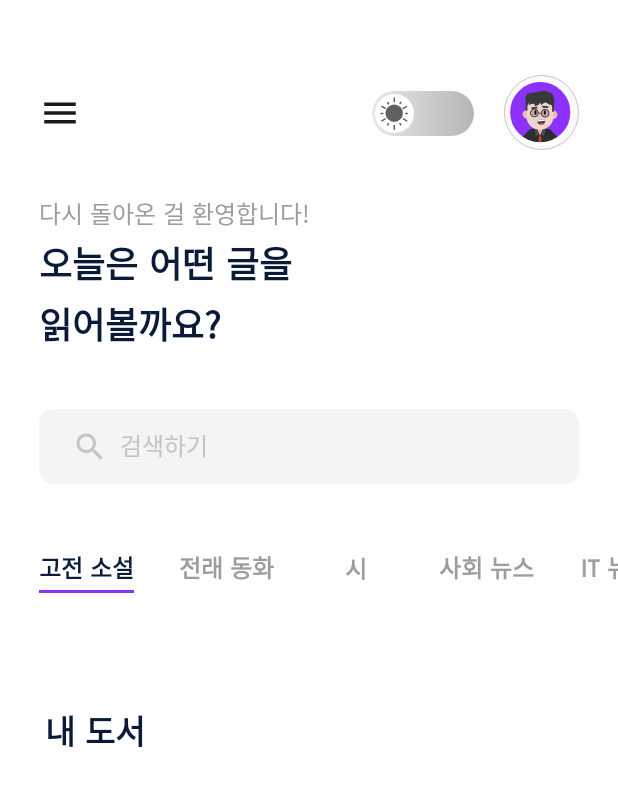
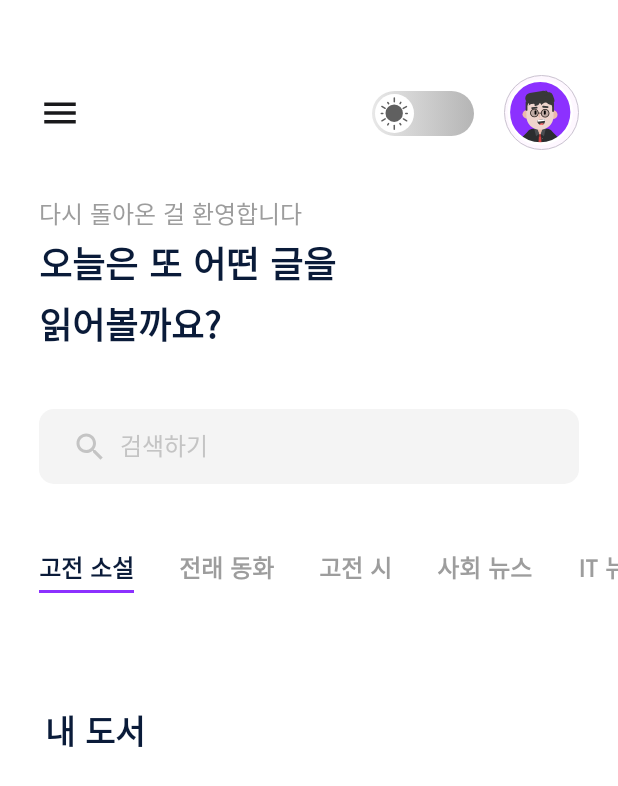
Before and after one commit to JangWoojun/Knowledge_Query, an Android app: the layout fragment_home.xml on its own in the app's theme, with its tools: preview values and no code run, on a phone screen of 412 x 824 dp. Shown: the top 786 px of the screen. Run offline under Robolectric (Android 15) with nearby library versions, the phone set to English and light mode, and no system bars.

Commit message:
design: 색상 지정 방식을 라이트/다크 모드에도 유연하게 style로 변경 및 id 추가, 스크롤 바 없애기

```diff
--- a/app/src/main/res/layout/fragment_home.xml
+++ b/app/src/main/res/layout/fragment_home.xml
@@ -4,10 +4,11 @@
     android:layout_width="match_parent"
     android:layout_height="match_parent"
     xmlns:app="http://schemas.android.com/apk/res-auto"
+    android:scrollbars="none"
     tools:context=".main.HomeFragment">
 
     <LinearLayout
-        android:background="@color/white"
+        style="@style/BackgroundColor"
         android:outlineProvider="none"
         android:orientation="vertical"
         android:layout_width="match_parent"
@@ -90,15 +91,18 @@
                 android:textColor="@color/sub_text"
                 android:textSize="16sp"
                 android:fontFamily="@font/poppins_medium"
-                android:text="다시 돌아온 걸 환영합니다!"
+                android:text="다시 돌아온 걸 환영합니다"
                 android:layout_width="wrap_content"
                 android:layout_height="wrap_content"/>
 
             <TextView
+                style="@style/TextColor"
+                android:focusable="true"
+                android:focusableInTouchMode="true"
                 android:textColor="@color/text_black"
                 android:textSize="24sp"
                 android:fontFamily="@font/poppins_semibold"
-                android:text="오늘은 어떤 글을\n읽어볼까요?"
+                android:text="오늘은 또 어떤 글을\n읽어볼까요?"
                 android:layout_width="wrap_content"
                 android:layout_height="wrap_content"/>
 
@@ -115,6 +119,7 @@
             android:layout_height="50dp">
 
             <androidx.constraintlayout.widget.ConstraintLayout
+                android:id="@+id/book_name_layout"
                 android:layout_width="match_parent"
                 android:layout_height="match_parent">
 
@@ -182,9 +187,9 @@
                         android:layout_height="wrap_content">
 
                         <TextView
+                            style="@style/TextColor"
                             android:id="@+id/classic_novel_text"
                             android:textStyle="bold"
-                            android:textColor="@color/text_black"
                             android:textSize="16sp"
                             android:fontFamily="@font/poppins_reqular"
                             android:text="고전 소설"
@@ -243,7 +248,7 @@
                     android:layout_marginEnd="30dp"
                     android:id="@+id/poem_button"
                     android:gravity="center"
-                    android:layout_width="50dp"
+                    android:layout_width="wrap_content"
                     android:layout_height="48dp">
 
                     <LinearLayout
@@ -259,17 +264,16 @@
                             android:textColor="@color/sub_text"
                             android:textSize="16sp"
                             android:fontFamily="@font/poppins_reqular"
-                            android:text="시"
+                            android:text="고전 시"
                             android:layout_width="wrap_content"
                             android:layout_height="wrap_content"/>
 
                         <LinearLayout
-                            android:layout_gravity="center"
                             android:visibility="invisible"
                             android:orientation="vertical"
                             android:id="@+id/poem_line"
                             android:background="@color/primary"
-                            android:layout_width="30dp"
+                            android:layout_width="match_parent"
                             android:layout_height="2dp"/>
 
                     </LinearLayout>
@@ -405,6 +409,7 @@
         </RelativeLayout>
 
         <TextView
+            style="@style/TextColor"
             android:layout_marginTop="30dp"
             android:layout_marginStart="30dp"
             android:textSize="22sp"
```
